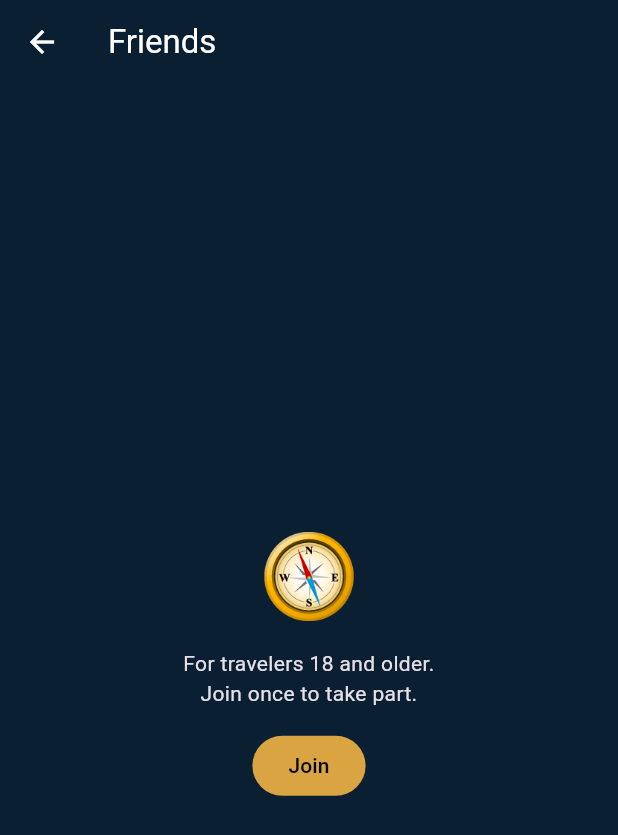
After one commit to mohamedostafataher-spec/nilo-app, a Flutter app: the TouristHome screen opened directly, after a tap on an icon or button, on a phone screen of 412 x 824 dp. The commit adds this screen. Shown: the top 835 px of the screen. Run offline on Flutter 3.47's test engine with Material 3 defaults, Android fonts, the phone set to English and light mode, and no system bars; our stand-ins replace audioplayers, file_picker, flutter_map, flutter_tts, geocoding, geolocator and 7 more; missing offline and left inert: record, video_compress; accounts and stored records are empty; network calls fail; Roboto replaces fonts that are missing (Cairo).

Commit message:
Friends by code, requests, friends feed

```diff
--- /dev/null
+++ b/lib/friends.dart
@@ -0,0 +1,151 @@
+import 'package:flutter/material.dart';
+import 'package:flutter/services.dart';
+import 'package:share_plus/share_plus.dart';
+import 'bottles.dart';
+import 'circles.dart' show niloJoined, niloJoinGate;
+import 'i18n.dart';
+import 'main.dart';
+import 'profile.dart' show AvatarView;
+import 'screens.dart' show toast;
+
+String _fl(String code) {
+  if (code.length != 2) return '🌍';
+  final c = code.toUpperCase();
+  return String.fromCharCodes([0x1F1E6 + c.codeUnitAt(0) - 65, 0x1F1E6 + c.codeUnitAt(1) - 65]);
+}
+
+/// Friends: add by friend code (the same code as your invite code), both sides must accept.
+/// Friends feed: the last 24 hours of stories from your accepted friends only, newest first, no ranking.
+/// No contacts are read. Nothing is sent without a tap.
+class FriendsPage extends StatefulWidget {
+  const FriendsPage({super.key});
+  @override
+  State<FriendsPage> createState() => _FriendsPageState();
+}
+
+class _FriendsPageState extends State<FriendsPage> {
+  bool busy = true, joined = false;
+  String code = '';
+  List friends = [];
+  List feed = [];
+  final c = TextEditingController();
+
+  @override
+  void initState() { super.initState(); _load(); }
+
+  Future<void> _load() async {
+    joined = await niloJoined();
+    if (joined) {
+      try {
+        await Sb.signIn();
+        code = ((await Sb.rpc('my_invite_code')) ?? '').toString();
+        friends = (await Sb.rpc('my_friends') as List?) ?? [];
+        final ids = ((await Sb.rpc('friend_ids')) as List?)?.map((e) => e.toString()).toList() ?? [];
+        if (ids.isNotEmpty) {
+          final since = DateTime.now().toUtc().subtract(const Duration(hours: 24)).toIso8601String();
+          feed = (await Sb.get('stories?select=id,author,nick,country,body,mood,created_at&author=in.(${ids.join(',')})&created_at=gte.$since&order=created_at.desc&limit=50') as List?) ?? [];
+        } else { feed = []; }
+      } catch (_) {}
+    }
+    if (mounted) setState(() => busy = false);
+  }
+
+  Future<void> _add() async {
+    final t = c.text.trim();
+    if (t.isEmpty) return;
+    try {
+      final r = (await Sb.rpc('request_friend', {'p_code': t})).toString();
+      final m = {
+        'sent': 'Request sent. They need to accept. • اتبعت الطلب',
+        'accepted': 'You are friends now. • بقيتوا أصحاب',
+        'self': 'That is your own code.',
+        'age': 'Set up your 18+ profile first (send or read a papyrus once).',
+      }[r] ?? 'No one with that code.';
+      if (mounted) toast(context, m);
+      c.clear();
+      _load();
+    } catch (_) { if (mounted) toast(context, 'Did not work. Try again.'); }
+  }
+
+  Future<void> _answer(String uid, bool ok) async {
+    try { await Sb.rpc('respond_friend', {'p_uid': uid, 'p_accept': ok}); } catch (_) {}
+    _load();
+  }
+
+  Future<void> _remove(String uid) async {
+    try { await Sb.rpc('remove_friend', {'p_uid': uid}); } catch (_) {}
+    _load();
+  }
+
+  @override
+  Widget build(BuildContext context) {
+    final incoming = friends.where((f) => f['status'] == 'pending' && f['incoming'] == true).toList();
+    final sent = friends.where((f) => f['status'] == 'pending' && f['incoming'] != true).toList();
+    final ok = friends.where((f) => f['status'] == 'accepted').toList();
+    return Scaffold(
+      backgroundColor: kBg,
+      appBar: AppBar(title: Text(L('Friends • الأصحاب')), backgroundColor: kBg),
+      body: busy
+          ? const Center(child: CircularProgressIndicator())
+          : !joined
+              ? niloJoinGate(context, _load)
+              : RefreshIndicator(
+                  onRefresh: _load,
+                  child: ListView(padding: const EdgeInsets.all(16), children: [
+                    Card(color: Colors.white10, child: Padding(padding: const EdgeInsets.all(14), child: Column(crossAxisAlignment: CrossAxisAlignment.start, children: [
+                      Text(L('Your friend code • كودك'), style: const TextStyle(fontWeight: FontWeight.w800)),
+                      const SizedBox(height: 6),
+                      Text(code.isEmpty ? '...' : code, style: const TextStyle(fontSize: 26, letterSpacing: 3, fontWeight: FontWeight.w900)),
+                      Row(children: [
+                        TextButton.icon(onPressed: code.isEmpty ? null : () { Clipboard.setData(ClipboardData(text: code)); toast(context, 'اتنسخ'); }, icon: const Icon(Icons.copy, size: 16), label: Text(L('Copy'))),
+                        TextButton.icon(onPressed: code.isEmpty ? null : () { Share.share('Nilo • https://nilo-dl.vercel.app/?c=$code  (my friend code: $code)'); }, icon: const Icon(Icons.share, size: 16), label: Text(L('Share'))),
+                      ]),
+                    ]))),
+                    const SizedBox(height: 10),
+                    Row(children: [
+                      Expanded(child: TextField(controller: c, maxLength: 12, autocorrect: false, decoration: InputDecoration(counterText: '', hintText: L('Friend code • كود صاحبك'), border: const OutlineInputBorder()))),
+                      const SizedBox(width: 8),
+                      FilledButton(onPressed: _add, child: Text(L('Add • أضف'))),
+                    ]),
+                    if (incoming.isNotEmpty) ...[
+                      const SizedBox(height: 14),
+                      Text(L('Requests • طلبات'), style: const TextStyle(fontWeight: FontWeight.w800)),
+                      for (final f in incoming) _row(f, [
+                        IconButton(icon: const Icon(Icons.check_circle, color: Colors.greenAccent), onPressed: () => _answer(f['uid'].toString(), true)),
+                        IconButton(icon: const Icon(Icons.cancel, color: Colors.redAccent), onPressed: () => _answer(f['uid'].toString(), false)),
+                      ]),
+                    ],
+                    if (sent.isNotEmpty) ...[
+                      const SizedBox(height: 14),
+                      Text(L('Waiting • في الانتظار'), style: const TextStyle(fontWeight: FontWeight.w800)),
+                      for (final f in sent) _row(f, [TextButton(onPressed: () => _remove(f['uid'].toString()), child: Text(L('Cancel')))]),
+                    ],
+                    const SizedBox(height: 14),
+                    Text('${L('Friends • الأصحاب')} (${ok.length})', style: const TextStyle(fontWeight: FontWeight.w800)),
+                    if (ok.isEmpty) Padding(padding: const EdgeInsets.all(8), child: Text(L('No friends yet. Share your code, or type a friend\'s code above.'), style: const TextStyle(color: Colors.white60))),
+                    for (final f in ok) _row(f, [
+                      PopupMenuButton<String>(onSelected: (v) { if (v == 'rm') _remove(f['uid'].toString()); },
+                        itemBuilder: (_) => [PopupMenuItem(value: 'rm', child: Text(L('Remove friend')))]),
+                    ]),
+                    const SizedBox(height: 18),
+                    Text(L('Friends feed, last 24 hours • حكايات أصحابك'), style: const TextStyle(fontWeight: FontWeight.w800)),
+                    if (feed.isEmpty) Padding(padding: const EdgeInsets.all(8), child: Text(L('Nothing yet. When your friends post a story it shows here, newest first.'), style: const TextStyle(color: Colors.white60))),
+                    for (final s in feed)
+                      Card(color: Colors.white10, child: Padding(padding: const EdgeInsets.all(12), child: Column(crossAxisAlignment: CrossAxisAlignment.start, children: [
+                        Text('${_fl((s['country'] ?? '').toString())} ${s['nick'] ?? ''}  ${s['mood'] ?? ''}', style: const TextStyle(fontWeight: FontWeight.w800)),
+                        const SizedBox(height: 4),
+                        Text((s['body'] ?? '').toString()),
+                      ]))),
+                    const SizedBox(height: 24),
+                  ]),
+                ),
+    );
+  }
+
+  Widget _row(Map f, List<Widget> actions) => ListTile(
+        contentPadding: EdgeInsets.zero,
+        leading: AvatarView(avatar: (f['avatar'] ?? '').toString(), size: 40),
+        title: Text('${_fl((f['cc'] ?? '').toString())} ${f['nick'] ?? ''}'),
+        trailing: Row(mainAxisSize: MainAxisSize.min, children: actions),
+      );
+}
--- a/lib/home.dart
+++ b/lib/home.dart
@@ -20,6 +20,7 @@ import 'circles.dart';
 import 'letters.dart';
 import 'globe.dart';
 import 'games.dart';
+import 'friends.dart';
 import 'places.dart';
 
 /// Main shell: one living Nile scene + simple bottom nav.
@@ -249,6 +250,7 @@ class _NileSceneState extends State<NileScene> with SingleTickerProviderStateMix
               GestureDetector(onTap: () => Navigator.of(context).push(niloRoute(const ToolsPage())), child: _chip('🧰 ${L('Tools')}')),
               GestureDetector(onTap: () => Navigator.of(context).push(niloRoute(const GlobePage())), child: _chip('🌐 ${L('Globe')}')),
               GestureDetector(onTap: () => Navigator.of(context).push(niloRoute(const PlayHubPage())), child: _chip('🎲 ${L('Play')}')),
+              GestureDetector(onTap: () => Navigator.of(context).push(niloRoute(const FriendsPage())), child: _chip('👥 ${L('Friends')}')),
               if (_wx.isNotEmpty)
                 GestureDetector(
                   onTap: () { setState(() => _city = (_city + 1) % _cities.length); _weather(); },
```
